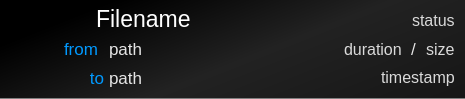
jonnenauha/DropN900, file ui/transferitem.ui: the form before one commit.
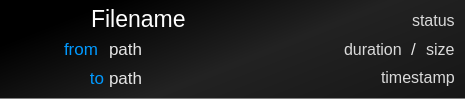
The form after the commit.

What changed in the file:
```diff
--- a/ui/transferitem.ui
+++ b/ui/transferitem.ui
@@ -113,10 +113,7 @@
            <number>0</number>
           </property>
           <item>
-           <layout class="QHBoxLayout" name="horizontalLayout">
-            <property name="leftMargin">
-             <number>5</number>
-            </property>
+           <layout class="QHBoxLayout" name="top_layout">
             <item>
              <widget class="QLabel" name="mime_icon">
               <property name="sizePolicy">
```
